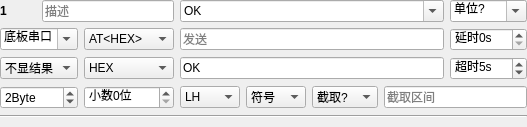
Old version of the form test_item_interface.ui in the repository m-RNA/labview-ini-editor.
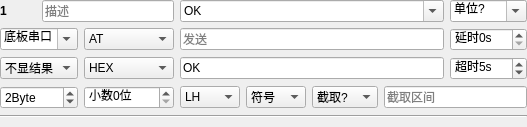
New version of the form.

Patch:
```diff
--- a/test_item_interface.ui
+++ b/test_item_interface.ui
@@ -157,8 +157,13 @@
    <item row="1" column="2">
     <widget class="QComboBox" name="cbTestType">
      <property name="currentIndex">
-      <number>1</number>
+      <number>0</number>
      </property>
+     <item>
+      <property name="text">
+       <string>AT</string>
+      </property>
+     </item>
      <item>
       <property name="text">
        <string>AT&lt;\r\n&gt;</string>
```
